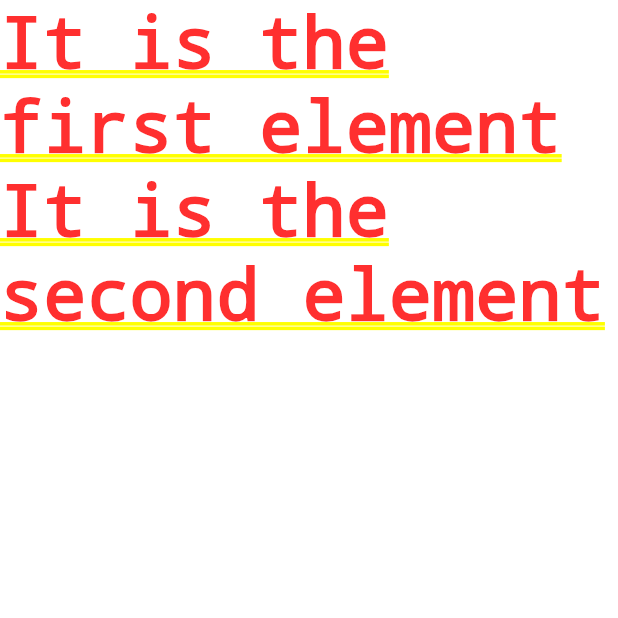
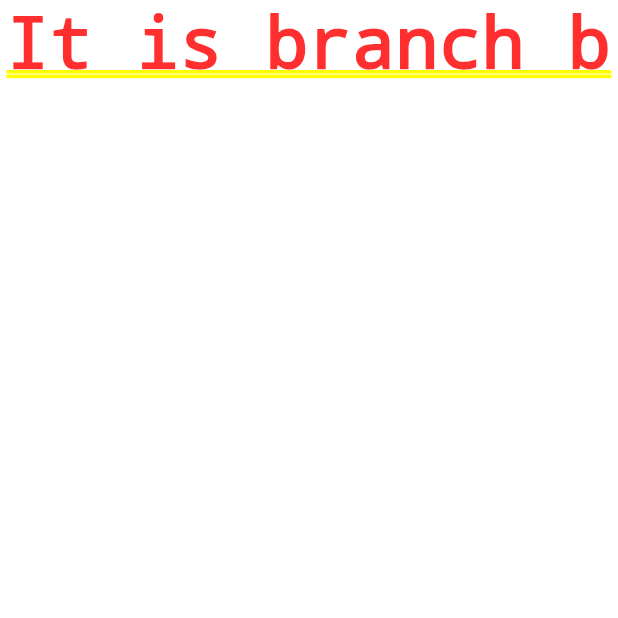
Before and after one commit to simonanexa/test, a Flutter app: the screen it shows after launch, on a phone screen of 412 x 824 dp, the top half of it. Run offline on Flutter 3.47's test engine with Material 2 defaults, Android fonts, the phone set to English and light mode, and no system bars; our stand-ins replace gallery_saver, google_maps_flutter, image_picker, rxdart; missing offline and left inert: image_size_getter.

Commit message:
branch b ready

```diff
--- a/lib/test.dart
+++ b/lib/test.dart
@@ -6,8 +6,7 @@ class Test extends StatelessWidget {
     return Center(
       child: Column(
         children: [
-          Text("It is the first element"),
-          Text("It is the second element")
+          Text("It is branch b")
         ],
       ),
     );
```
